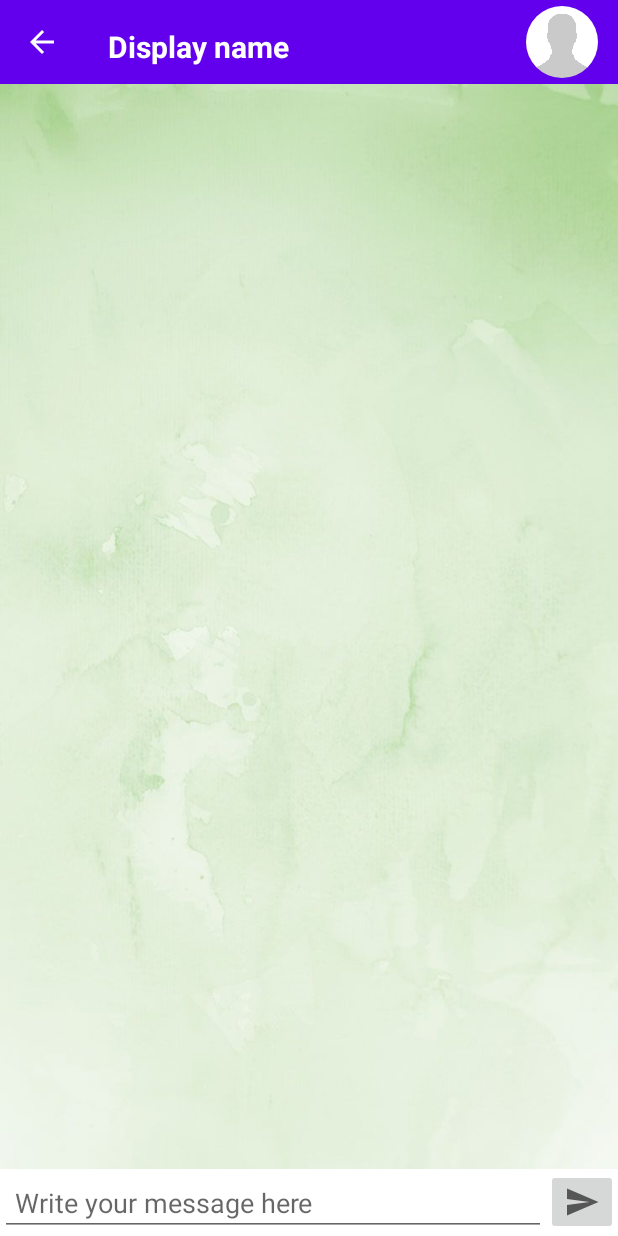
After one commit to FlaviaFerranti7/SocialAd, an Android app: the ChatActivity screen opened directly, with no data from a screen before it, on a phone screen of 412 x 824 dp. The commit adds this screen. Run offline under Robolectric (Android 15) with nearby library versions, the phone set to English and light mode, and no system bars; our stand-ins replace CircleImageView, Firebase (no records; nobody signed in at launch, a user with empty details on screens opened directly), Picasso; pictures from the network do not load; 2 statements that could not run were skipped.

Commit message:
creating database structure for messages

```diff
--- /dev/null
+++ b/app/src/main/java/com/example/socialad/ChatActivity.kt
@@ -0,0 +1,115 @@
+package com.example.socialad
+
+import android.annotation.SuppressLint
+import android.content.Context
+import androidx.appcompat.app.AppCompatActivity
+import android.os.Bundle
+import android.text.TextUtils
+import android.view.ContextMenu
+import android.view.LayoutInflater
+import android.view.View
+import android.widget.TextView
+import android.widget.Toast
+import androidx.appcompat.widget.Toolbar
+import com.google.firebase.auth.FirebaseAuth
+import com.google.firebase.database.DatabaseReference
+import com.google.firebase.database.FirebaseDatabase
+import com.squareup.picasso.Picasso
+import de.hdodenhof.circleimageview.CircleImageView
+import kotlinx.android.synthetic.main.activity_chat.*
+import kotlinx.android.synthetic.main.activity_click_post.*
+import java.text.SimpleDateFormat
+import java.util.*
+
+class ChatActivity : AppCompatActivity() {
+
+    private lateinit var receiverId : String;
+    private lateinit var receivername : String;
+    private lateinit var receiverimage : String;
+
+    private lateinit var senderId : String;
+
+    private lateinit var receiverNameText : TextView;
+    private lateinit var receiverProfileImage : CircleImageView;
+
+    private lateinit var mAuth : FirebaseAuth;
+    private lateinit var rootRef: DatabaseReference;
+
+    private lateinit var saveCurrentTime: String;
+    private lateinit var saveCurrentDate: String;
+
+    override fun onCreate(savedInstanceState: Bundle?) {
+        super.onCreate(savedInstanceState)
+        setContentView(R.layout.activity_chat)
+
+        //Utils.setupUI(chat_layout,this);
+
+        val mToolbar : Toolbar = chat_toolbar as Toolbar
+        setSupportActionBar(mToolbar);
+        supportActionBar?.title = "Messages";
+        supportActionBar?.setDisplayHomeAsUpEnabled(true);
+        supportActionBar?.setDisplayShowCustomEnabled(true);
+        val layoutInflater : LayoutInflater = this.getSystemService(Context.LAYOUT_INFLATER_SERVICE) as LayoutInflater;
+        val action_bar_view : View = layoutInflater.inflate(R.layout.chat_custom_bar, null);
+        supportActionBar?.setCustomView(action_bar_view);
+
+        receiverNameText = findViewById(R.id.chat_custom_profile_name)
+        receiverProfileImage = findViewById(R.id.chat_custom_profile_image)
+
+        val extras = intent.extras
+        if(extras!=null){
+            receiverId = extras.getString("user").toString();
+            receivername = extras.getString("username").toString();
+            receiverimage = extras.getString("userimage").toString();
+        }
+        receiverNameText.text = receivername
+        Picasso.get().load(receiverimage).placeholder(R.drawable.profile_img).into(receiverProfileImage);
+
+        mAuth = FirebaseAuth.getInstance();
+        senderId = mAuth.currentUser!!.uid
+        rootRef = FirebaseDatabase.getInstance("https://socialad-78b0e-default-rtdb.firebaseio.com/").reference
+
+        chat_send_message.setOnClickListener {
+            SendMessage();
+        }
+
+    }
+
+    @SuppressLint("SimpleDateFormat")
+    private fun SendMessage() {
+        val messageText = chat_input_message.text.toString()
+        if(TextUtils.isEmpty(messageText)){
+            Toast.makeText(this, "Please type a message first", Toast.LENGTH_SHORT).show();
+        }
+        else {
+            val message_sender_ref : String = "Messages/$senderId/$receiverId";
+            val message_receiver_ref : String = "Messages/$receiverId/$senderId";
+
+            val user_message_key = rootRef.child("Messages").child(senderId).child(receiverId).push(); //unique random key
+            val message_push_id = user_message_key.key
+
+            saveCurrentTime = SimpleDateFormat("HH:mm:ss").format(Calendar.getInstance().time)
+            saveCurrentDate = SimpleDateFormat("MM-dd-yyyy").format(Calendar.getInstance().time)
+
+            var messageBodyTextMap = HashMap<String, Any>();
+            messageBodyTextMap.put("message", messageText);
+            messageBodyTextMap.put("time", saveCurrentTime);
+            messageBodyTextMap.put("date", saveCurrentDate);
+            messageBodyTextMap.put("from", senderId);
+
+            var messageBodyDetailsMap = HashMap<String, Any>();
+            messageBodyDetailsMap.put(message_sender_ref+"/"+message_push_id , messageBodyTextMap);
+            messageBodyDetailsMap.put(message_receiver_ref+"/"+message_push_id , messageBodyTextMap);
+
+            rootRef.updateChildren(messageBodyDetailsMap).addOnCompleteListener {
+                if(it.isSuccessful){
+                    Toast.makeText(this, "Message send successfully", Toast.LENGTH_SHORT).show();
+                }
+                else{
+                    val error = it.exception?.message
+                    Toast.makeText(this, "Error occured: $error", Toast.LENGTH_SHORT).show();
+                }
+            }
+        }
+    }
+}
--- /dev/null
+++ b/app/src/main/res/drawable/send.xml
@@ -0,0 +1,11 @@
+<vector xmlns:android="http://schemas.android.com/apk/res/android"
+    android:width="24dp"
+    android:height="24dp"
+    android:viewportWidth="24"
+    android:viewportHeight="24"
+    android:tint="?attr/colorControlNormal"
+    android:autoMirrored="true">
+  <path
+      android:fillColor="@android:color/white"
+      android:pathData="M2.01,21L23,12 2.01,3 2,10l15,2 -15,2z"/>
+</vector>
--- /dev/null
+++ b/app/src/main/res/layout/activity_chat.xml
@@ -0,0 +1,49 @@
+<?xml version="1.0" encoding="utf-8"?>
+<RelativeLayout xmlns:android="http://schemas.android.com/apk/res/android"
+    xmlns:app="http://schemas.android.com/apk/res-auto"
+    xmlns:tools="http://schemas.android.com/tools"
+    android:layout_width="match_parent"
+    android:layout_height="match_parent"
+    android:gravity="left"
+    tools:context=".ChatActivity"
+    android:id="@+id/chat_layout">
+
+    <include
+        android:id="@+id/chat_toolbar"
+        layout="@layout/app_bar_layout" />
+
+    <androidx.recyclerview.widget.RecyclerView
+        android:id="@+id/chat_list_users"
+        android:layout_width="match_parent"
+        android:layout_height="match_parent"
+        android:layout_above="@id/chat_linear_layout"
+        android:layout_below="@id/chat_toolbar"
+        android:background="@drawable/login" />
+
+    <LinearLayout
+        android:id="@+id/chat_linear_layout"
+        android:layout_width="match_parent"
+        android:layout_height="wrap_content"
+        android:layout_alignParentStart="true"
+        android:layout_alignParentBottom="true"
+        android:orientation="horizontal">
+
+        <EditText
+            android:id="@+id/chat_input_message"
+            android:layout_width="@dimen/search_length"
+            android:layout_height="wrap_content"
+            android:hint="Write your message here"
+            android:padding="@dimen/text_field"
+            android:layout_weight="1"/>
+
+        <ImageButton
+            android:id="@+id/chat_send_message"
+            android:layout_width="@dimen/clickable_icon"
+            android:layout_height="wrap_content"
+            android:src="@drawable/send"
+            />
+
+    </LinearLayout>
+
+
+</RelativeLayout>
--- /dev/null
+++ b/app/src/main/res/layout/chat_custom_bar.xml
@@ -0,0 +1,30 @@
+<?xml version="1.0" encoding="utf-8"?>
+<RelativeLayout
+    xmlns:android="http://schemas.android.com/apk/res/android"
+    android:layout_width="match_parent"
+    android:layout_height="match_parent"
+    android:background="@color/design_default_color_primary">
+
+    <de.hdodenhof.circleimageview.CircleImageView
+        android:id="@+id/chat_custom_profile_image"
+        android:layout_width="@dimen/clickable_icon"
+        android:layout_height="@dimen/clickable_icon"
+        android:src="@drawable/profile_img"
+        android:layout_alignParentTop="true"
+        android:layout_alignParentEnd="true"
+        android:layout_marginRight="@dimen/distance"
+        android:cropToPadding="true"/>
+    <TextView
+        android:id="@+id/chat_custom_profile_name"
+        android:layout_width="wrap_content"
+        android:layout_height="wrap_content"
+        android:textColor="@android:color/background_light"
+        android:textSize="@dimen/btn_text"
+        android:layout_marginTop="@dimen/distance"
+        android:text="Display name"
+        android:textStyle="bold"
+        android:layout_alignParentTop="true"
+        android:layout_alignParentStart="true"/>
+
+
+</RelativeLayout>
```
Also changed, not shown: app/src/main/AndroidManifest.xml (+6 -2 lines), app/src/main/java/com/example/socialad/ClickPostActivity.kt (+5 -2 lines), app/src/main/java/com/example/socialad/ResultUsersAdapter.kt (+5 -2 lines), app/src/main/res/layout/activity_find_users.xml (+5 -3 lines).
